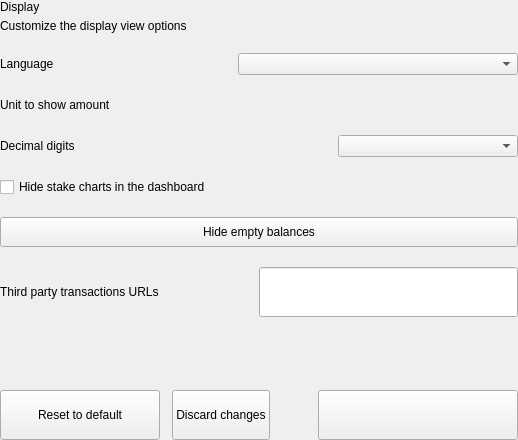
Qt form src/qt/kristatech/settings/forms/settingsdisplayoptionswidget.ui (bedri/KristaTech-KRISTA) before a commit.
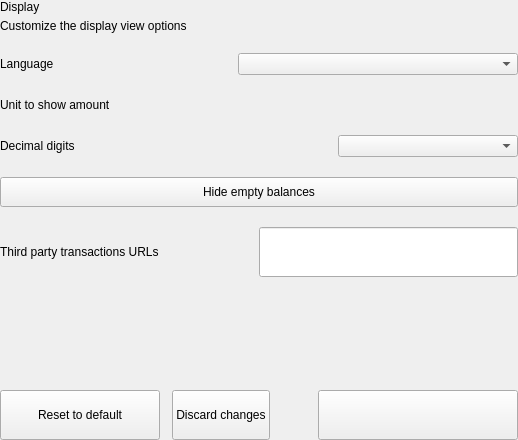
The same form after that commit. Custom widgets are drawn as their Qt base class.

Commit message: qt: remove legacy Home Rewards Chart/HideCharts, harden SnackBar & hidden-tab refreshes, and modernize Address Book with 1-click Send

The edit to the form file:
```diff
--- a/src/qt/kristatech/settings/forms/settingsdisplayoptionswidget.ui
+++ b/src/qt/kristatech/settings/forms/settingsdisplayoptionswidget.ui
@@ -200,17 +200,6 @@
           </item>
          </layout>
         </item>
-        <item>
-         <layout class="QHBoxLayout" name="horizontalHideCharts">
-          <item>
-           <widget class="QCheckBox" name="checkBoxHideCharts">
-            <property name="text">
-             <string>Hide stake charts in the dashboard</string>
-            </property>
-           </widget>
-          </item>
-         </layout>
-        </item>
         <item>
          <widget class="QPushButton" name="pushButtonSwitchBalance">
           <property name="minimumSize">
```
The commit also changes 21 other files.
